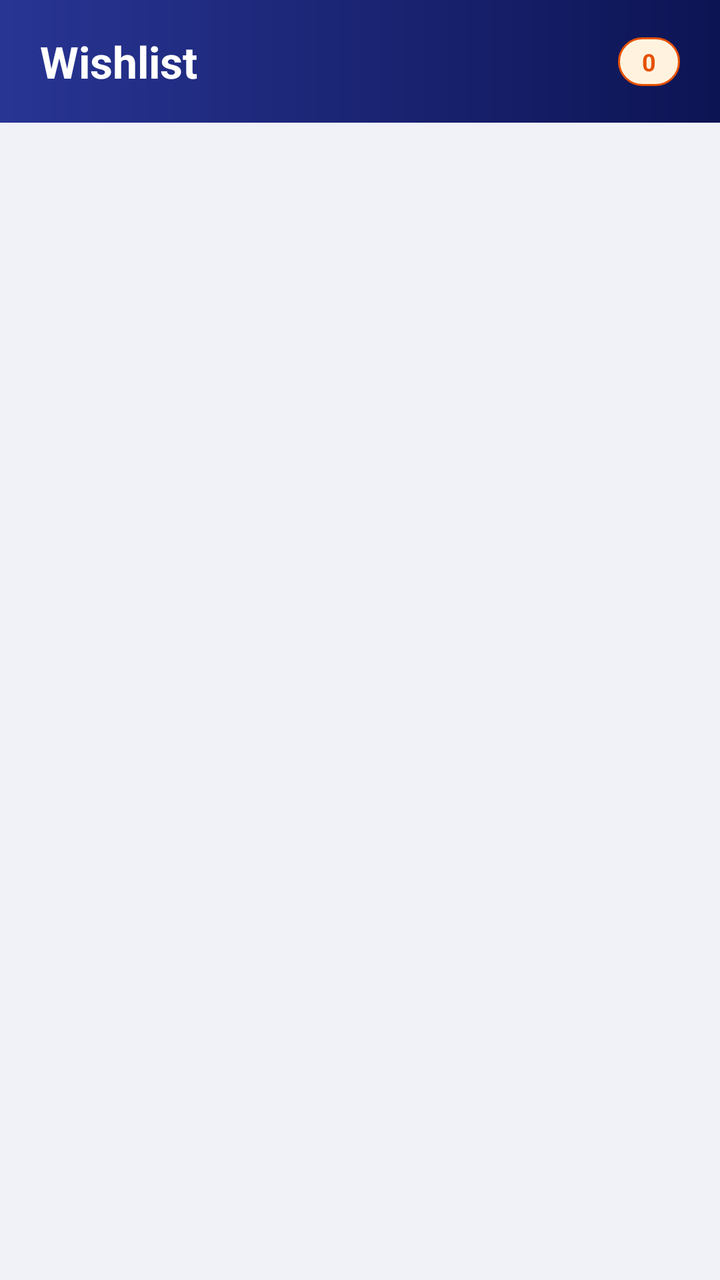
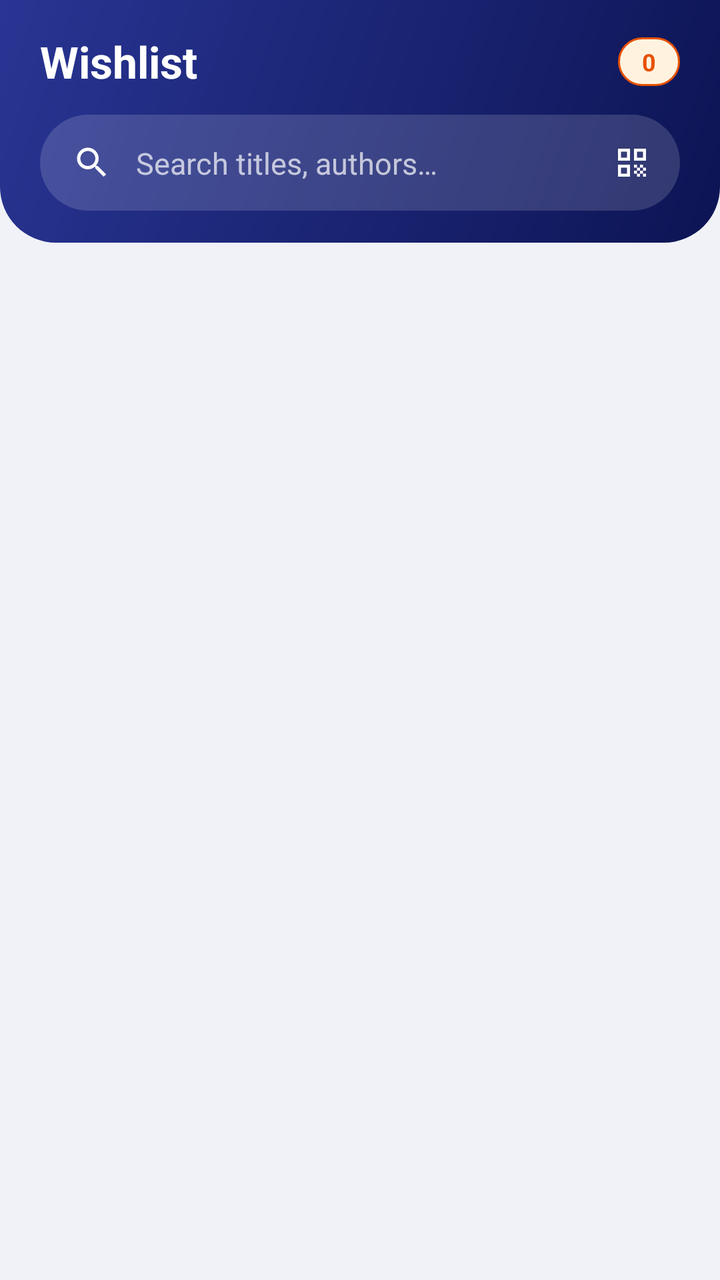

Compare the two renders of this Android layout. The source of the first and the diff that turns it into the second are given below.
<!-- AndroidManifest.xml: application theme Theme.PersonalLibrary -->
<!-- res/layout/fragment_wishlist.xml -->
<?xml version="1.0" encoding="utf-8"?>
<androidx.constraintlayout.widget.ConstraintLayout xmlns:android="http://schemas.android.com/apk/res/android"
    xmlns:app="http://schemas.android.com/apk/res-auto"
    xmlns:tools="http://schemas.android.com/tools"
    android:layout_width="match_parent"
    android:layout_height="match_parent"
    android:background="@color/background">

    <androidx.constraintlayout.widget.ConstraintLayout
        android:id="@+id/header"
        android:layout_width="0dp"
        android:layout_height="wrap_content"
        android:background="@drawable/bg_toolbar_gradient"
        android:paddingStart="20dp"
        android:paddingTop="16dp"
        android:paddingEnd="20dp"
        android:paddingBottom="16dp"
        app:layout_constraintEnd_toEndOf="parent"
        app:layout_constraintStart_toStartOf="parent"
        app:layout_constraintTop_toTopOf="parent">

        <TextView
            android:id="@+id/tv_title"
            android:layout_width="0dp"
            android:layout_height="wrap_content"
            android:text="@string/wishlist_title"
            android:textColor="@color/white"
            android:textSize="22sp"
            android:textStyle="bold"
            app:layout_constraintBottom_toBottomOf="parent"
            app:layout_constraintEnd_toStartOf="@id/tv_count_badge"
            app:layout_constraintStart_toStartOf="parent"
            app:layout_constraintTop_toTopOf="parent" />

        <TextView
            android:id="@+id/tv_count_badge"
            android:layout_width="wrap_content"
            android:layout_height="wrap_content"
            android:background="@drawable/bg_status_wishlist"
            android:paddingStart="12dp"
            android:paddingTop="4dp"
            android:paddingEnd="12dp"
            android:paddingBottom="4dp"
            android:text="0"
            android:textColor="@color/wishlist_color"
            android:textSize="12sp"
            android:textStyle="bold"
            app:layout_constraintBottom_toBottomOf="parent"
            app:layout_constraintEnd_toEndOf="parent"
            app:layout_constraintTop_toTopOf="parent"
            tools:ignore="HardcodedText" />
    </androidx.constraintlayout.widget.ConstraintLayout>

    <androidx.recyclerview.widget.RecyclerView
        android:id="@+id/recycler_view"
        android:layout_width="0dp"
        android:layout_height="0dp"
        android:clipToPadding="false"
        android:paddingTop="8dp"
        android:paddingBottom="88dp"
        app:layout_constraintBottom_toBottomOf="parent"
        app:layout_constraintEnd_toEndOf="parent"
        app:layout_constraintStart_toStartOf="parent"
        app:layout_constraintTop_toBottomOf="@id/header" />

    <androidx.constraintlayout.widget.ConstraintLayout
        android:id="@+id/empty_view"
        android:layout_width="0dp"
        android:layout_height="0dp"
        android:padding="32dp"
        android:visibility="gone"
        app:layout_constraintBottom_toBottomOf="parent"
        app:layout_constraintEnd_toEndOf="parent"
        app:layout_constraintStart_toStartOf="parent"
        app:layout_constraintTop_toBottomOf="@id/header">

        <TextView
            android:id="@+id/tv_empty_icon"
            android:layout_width="96dp"
            android:layout_height="96dp"
            android:background="@drawable/bg_empty_circle"
            android:gravity="center"
            android:text="&#x1F6D2;"
            android:textSize="40sp"
            app:layout_constraintBottom_toTopOf="@id/tv_empty_title"
            app:layout_constraintEnd_toEndOf="parent"
            app:layout_constraintStart_toStartOf="parent"
            app:layout_constraintTop_toTopOf="parent"
            app:layout_constraintVertical_chainStyle="packed" />

        <TextView
            android:id="@+id/tv_empty_title"
            android:layout_width="0dp"
            android:layout_height="wrap_content"
            android:layout_marginTop="20dp"
            android:gravity="center"
            android:text="@string/empty_wishlist"
            android:textColor="@color/text_primary"
            android:textSize="18sp"
            android:textStyle="bold"
            app:layout_constraintBottom_toTopOf="@id/tv_empty_sub"
            app:layout_constraintEnd_toEndOf="parent"
            app:layout_constraintStart_toStartOf="parent"
            app:layout_constraintTop_toBottomOf="@id/tv_empty_icon" />

        <TextView
            android:id="@+id/tv_empty_sub"
            android:layout_width="0dp"
            android:layout_height="wrap_content"
            android:layout_marginTop="8dp"
            android:gravity="center"
            android:text="@string/empty_wishlist_sub"
            android:textColor="@color/text_secondary"
            android:textSize="14sp"
            app:layout_constraintBottom_toBottomOf="parent"
            app:layout_constraintEnd_toEndOf="parent"
            app:layout_constraintStart_toStartOf="parent"
            app:layout_constraintTop_toBottomOf="@id/tv_empty_title" />
    </androidx.constraintlayout.widget.ConstraintLayout>
</androidx.constraintlayout.widget.ConstraintLayout>
<!-- resources referenced by this layout -->
<resources>
  <color name="background">#F0F2F8</color>
  <color name="text_primary">#0D1454</color>
  <color name="text_secondary">#455A8A</color>
  <color name="white">#FFFFFFFF</color>
  <color name="wishlist_color">#E65100</color>
  <!-- drawable bg_empty_circle (drawable) -->
  <?xml version="1.0" encoding="utf-8"?>
  <shape xmlns:android="http://schemas.android.com/apk/res/android" android:shape="oval"><solid android:color="@color/primary_light"/></shape>
  <!-- drawable bg_status_wishlist (drawable) -->
  <?xml version="1.0" encoding="utf-8"?>
  <shape xmlns:android="http://schemas.android.com/apk/res/android" android:shape="rectangle"><corners android:radius="20dp"/><solid android:color="@color/wishlist_bg"/><stroke android:width="1dp" android:color="@color/wishlist_color"/></shape>
  <!-- drawable bg_toolbar_gradient (drawable) -->
  <?xml version="1.0" encoding="utf-8"?>
  <shape xmlns:android="http://schemas.android.com/apk/res/android" android:shape="rectangle"><gradient android:startColor="@color/primary_dark" android:endColor="@color/primary_variant" android:angle="180"/></shape>
  <string name="empty_wishlist">Your wishlist is empty</string>
  <string name="empty_wishlist_sub">Add books you would like to get</string>
  <string name="wishlist_title">Wishlist</string>
  <style name="Theme.PersonalLibrary" parent="Theme.MaterialComponents.Light.NoActionBar">
          <item name="colorPrimary">@color/primary</item>
          <item name="colorPrimaryDark">@color/primary_dark</item>
          <item name="colorAccent">@color/accent</item>
          <item name="android:windowBackground">@color/background</item>
          <item name="android:statusBarColor">@color/background</item>
          <item name="android:navigationBarColor">@color/surface</item>
          <item name="android:windowLightStatusBar">false</item>
      </style>
  <color name="primary_light">#E8EAF6</color>
  <color name="wishlist_bg">#FFF3E0</color>
  <color name="primary_dark">#0D1454</color>
  <color name="primary_variant">#283593</color>
  <color name="primary">#1A237E</color>
  <color name="accent">#FFB300</color>
  <color name="surface">#FFFFFF</color>
</resources>

<!-- the commit's change to res/layout/fragment_wishlist.xml (unified diff, before → after) -->
@@ -10,7 +10,7 @@
         android:id="@+id/header"
         android:layout_width="0dp"
         android:layout_height="wrap_content"
-        android:background="@drawable/bg_toolbar_gradient"
+        android:background="@drawable/bg_home_header"
         android:paddingStart="20dp"
         android:paddingTop="16dp"
         android:paddingEnd="20dp"
@@ -27,7 +27,6 @@
             android:textColor="@color/white"
             android:textSize="22sp"
             android:textStyle="bold"
-            app:layout_constraintBottom_toBottomOf="parent"
             app:layout_constraintEnd_toStartOf="@id/tv_count_badge"
             app:layout_constraintStart_toStartOf="parent"
             app:layout_constraintTop_toTopOf="parent" />
@@ -45,10 +44,20 @@
             android:textColor="@color/wishlist_color"
             android:textSize="12sp"
             android:textStyle="bold"
-            app:layout_constraintBottom_toBottomOf="parent"
+            app:layout_constraintBottom_toBottomOf="@id/tv_title"
             app:layout_constraintEnd_toEndOf="parent"
-            app:layout_constraintTop_toTopOf="parent"
+            app:layout_constraintTop_toTopOf="@id/tv_title"
             tools:ignore="HardcodedText" />
+
+        <include
+            android:id="@+id/search_bar"
+            layout="@layout/view_search_bar"
+            android:layout_width="0dp"
+            android:layout_height="48dp"
+            android:layout_marginTop="12dp"
+            app:layout_constraintEnd_toEndOf="parent"
+            app:layout_constraintStart_toStartOf="parent"
+            app:layout_constraintTop_toBottomOf="@id/tv_title" />
     </androidx.constraintlayout.widget.ConstraintLayout>
 
     <androidx.recyclerview.widget.RecyclerView
@@ -118,3 +127,54 @@
             app:layout_constraintTop_toBottomOf="@id/tv_empty_title" />
     </androidx.constraintlayout.widget.ConstraintLayout>
 </androidx.constraintlayout.widget.ConstraintLayout>
+<!-- res/layout/view_search_bar.xml (included above) -->
+<?xml version="1.0" encoding="utf-8"?>
+<androidx.constraintlayout.widget.ConstraintLayout xmlns:android="http://schemas.android.com/apk/res/android"
+    android:layout_width="match_parent"
+    android:layout_height="48dp"
+    xmlns:app="http://schemas.android.com/apk/res-auto"
+    android:background="@drawable/bg_header_search"
+    android:clickable="true"
+    android:focusable="true"
+    android:paddingStart="16dp"
+    android:paddingEnd="4dp">
+
+    <ImageView
+        android:id="@+id/tv_search_icon"
+        android:layout_width="20dp"
+        android:layout_height="20dp"
+        android:importantForAccessibility="no"
+        android:src="@drawable/ic_search"
+        app:layout_constraintBottom_toBottomOf="parent"
+        app:layout_constraintStart_toStartOf="parent"
+        app:layout_constraintTop_toTopOf="parent"
+        app:tint="@color/white"/>
+
+    <TextView
+        android:layout_width="0dp"
+        android:layout_height="wrap_content"
+        android:layout_marginStart="12dp"
+        android:layout_marginEnd="4dp"
+        android:ellipsize="end"
+        android:maxLines="1"
+        android:text="@string/home_search_hint"
+        android:textSize="15sp"
+        android:textColor="@color/header_search_hint"
+        app:layout_constraintBottom_toBottomOf="parent"
+        app:layout_constraintEnd_toStartOf="@+id/btn_scan"
+        app:layout_constraintStart_toEndOf="@id/tv_search_icon"
+        app:layout_constraintTop_toTopOf="parent"/>
+
+    <ImageButton
+        android:id="@+id/btn_scan"
+        android:layout_width="40dp"
+        android:layout_height="40dp"
+        android:background="?attr/selectableItemBackgroundBorderless"
+        android:contentDescription="@string/home_scan_description"
+        android:src="@drawable/ic_qr_scan"
+        app:layout_constraintBottom_toBottomOf="parent"
+        app:layout_constraintEnd_toEndOf="parent"
+        app:layout_constraintTop_toTopOf="parent"
+        app:tint="@color/white"/>
+
+</androidx.constraintlayout.widget.ConstraintLayout>
<!-- resource entries referenced after the edit -->
@@ -1,6 +1,7 @@
 <!-- resources referenced by this layout -->
 <resources>
   <color name="background">#F0F2F8</color>
+  <color name="header_search_hint">#B3FFFFFF</color>
   <color name="text_primary">#0D1454</color>
   <color name="text_secondary">#455A8A</color>
   <color name="white">#FFFFFFFF</color>
@@ -8,14 +9,32 @@
   <!-- drawable bg_empty_circle (drawable) -->
   <?xml version="1.0" encoding="utf-8"?>
   <shape xmlns:android="http://schemas.android.com/apk/res/android" android:shape="oval"><solid android:color="@color/primary_light"/></shape>
+  <!-- drawable bg_header_search (drawable) -->
+  <?xml version="1.0" encoding="utf-8"?>
+  <shape xmlns:android="http://schemas.android.com/apk/res/android" android:shape="rectangle">
+      <corners android:radius="24dp" />
+      <solid android:color="@color/header_search_bg" />
+  </shape>
+  <!-- drawable bg_home_header (drawable) -->
+  <?xml version="1.0" encoding="utf-8"?>
+  <shape xmlns:android="http://schemas.android.com/apk/res/android" android:shape="rectangle"><gradient android:startColor="@color/primary_dark" android:endColor="@color/primary_variant" android:angle="135"/><corners android:bottomLeftRadius="28dp" android:bottomRightRadius="28dp"/></shape>
   <!-- drawable bg_status_wishlist (drawable) -->
   <?xml version="1.0" encoding="utf-8"?>
   <shape xmlns:android="http://schemas.android.com/apk/res/android" android:shape="rectangle"><corners android:radius="20dp"/><solid android:color="@color/wishlist_bg"/><stroke android:width="1dp" android:color="@color/wishlist_color"/></shape>
-  <!-- drawable bg_toolbar_gradient (drawable) -->
+  <!-- drawable ic_qr_scan (drawable) -->
   <?xml version="1.0" encoding="utf-8"?>
-  <shape xmlns:android="http://schemas.android.com/apk/res/android" android:shape="rectangle"><gradient android:startColor="@color/primary_dark" android:endColor="@color/primary_variant" android:angle="180"/></shape>
+  <vector xmlns:android="http://schemas.android.com/apk/res/android" android:width="24dp" android:height="24dp" android:viewportWidth="24" android:viewportHeight="24">
+      <path android:fillColor="#FF000000" android:pathData="M9.5,6.5v3h-3v-3h3M11,5H5v6h6V5zM9.5,14.5v3h-3v-3h3M11,13H5v6h6v-6zM17.5,6.5v3h-3v-3h3M19,5h-6v6h6V5zM13,13h1.5v1.5H13zM14.5,14.5H16V16h-1.5zM16,13h1.5v1.5H16zM13,16h1.5v1.5H13zM14.5,17.5H16V19h-1.5zM16,16h1.5v1.5H16zM17.5,14.5H19V16h-1.5zM17.5,17.5H19V19h-1.5z"/>
+  </vector>
+  <!-- drawable ic_search (drawable) -->
+  <?xml version="1.0" encoding="utf-8"?>
+  <vector xmlns:android="http://schemas.android.com/apk/res/android" android:width="24dp" android:height="24dp" android:viewportWidth="24" android:viewportHeight="24">
+      <path android:fillColor="#FF000000" android:pathData="M15.5,14h-0.79l-0.28,-0.27C15.41,12.59 16,11.11 16,9.5 16,5.91 13.09,3 9.5,3S3,5.91 3,9.5 5.91,16 9.5,16c1.61,0 3.09,-0.59 4.23,-1.57l0.27,0.28v0.79l5,4.99L20.49,19l-4.99,-5zM9.5,14C7.01,14 5,11.99 5,9.5S7.01,5 9.5,5 14,7.01 14,9.5 11.99,14 9.5,14z"/>
+  </vector>
   <string name="empty_wishlist">Your wishlist is empty</string>
   <string name="empty_wishlist_sub">Add books you would like to get</string>
+  <string name="home_scan_description">Scan barcode</string>
+  <string name="home_search_hint">Search titles, authors…</string>
   <string name="wishlist_title">Wishlist</string>
   <style name="Theme.PersonalLibrary" parent="Theme.MaterialComponents.Light.NoActionBar">
           <item name="colorPrimary">@color/primary</item>
@@ -27,6 +46,7 @@
           <item name="android:windowLightStatusBar">false</item>
       </style>
   <color name="primary_light">#E8EAF6</color>
+  <color name="header_search_bg">#26FFFFFF</color>
   <color name="wishlist_bg">#FFF3E0</color>
   <color name="primary_dark">#0D1454</color>
   <color name="primary_variant">#283593</color>
